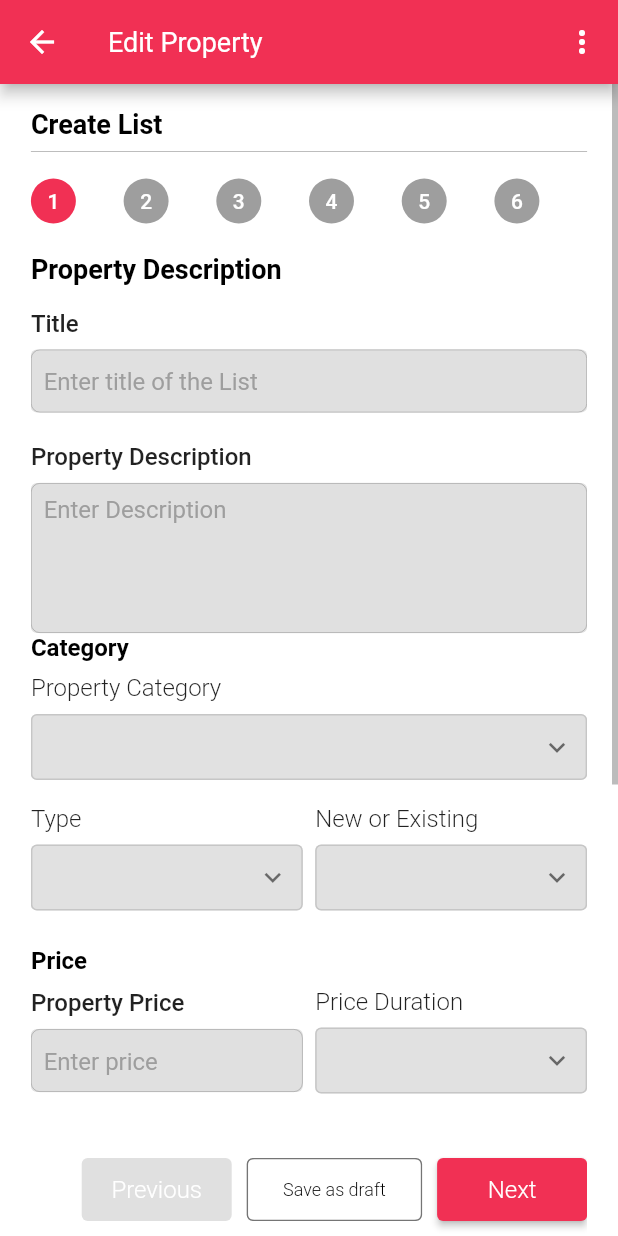
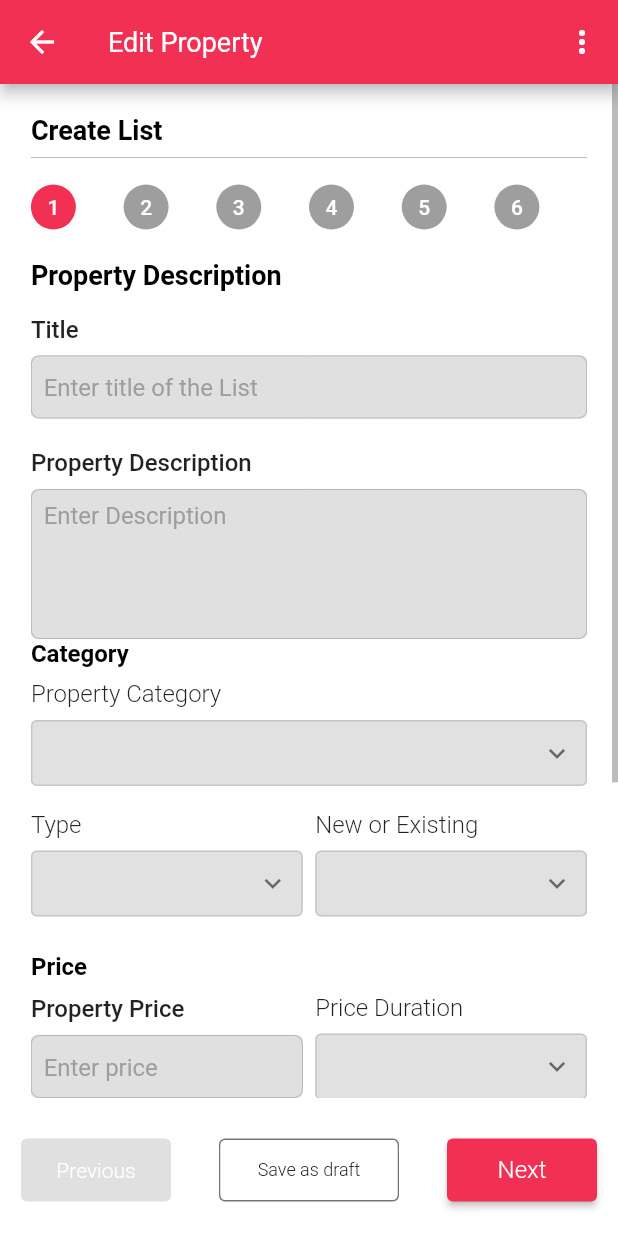
Before and after one commit to Bisecto/Brixmarket, a Flutter app: the AddPropertyPage screen opened by its route, on a phone screen of 412 x 824 dp. Run offline on Flutter 3.47's test engine with Material 2 defaults, Android fonts, the light colour scheme and no system bars; our stand-ins replace another_xlider, carousel_slider, cloud_firestore, device_info_plus, file_picker, firebase_analytics and 21 more; missing offline and left inert: cross_connectivity, flutter_phone_direct_caller, graphic, number_paginator, restart_app; accounts and stored records are empty; network calls fail; statements that could not run were skipped.

Commit message:
started updates

```diff
--- a/lib/view/screens/create_property/create_property_widges.dart
+++ b/lib/view/screens/create_property/create_property_widges.dart
@@ -1,13 +1,9 @@
 import 'dart:async';
 
-import 'package:brixmarket/core/dialogs.dart';
-import 'package:flutter/cupertino.dart';
 import 'package:flutter/material.dart';
 import 'package:get/get.dart';
-import 'package:intl/intl.dart';
 
 import '../../../config/theme/color.dart';
-import '../../../controllers/create_property_controller.dart';
 import '../../../controllers/edit_controller.dart';
 import '../../../controllers/instance.dart';
 import '../../../models/property_model.dart';
@@ -32,21 +28,12 @@ class CreatePropertyWidget extends StatefulWidget {
 class _CreatePropertyWidgetState extends State<CreatePropertyWidget> {
   bool isExpanded = false;
 
-  checkFeture() {
-    setState(() {
-      getFeatures();
-      getAmenities();
-      // isExpanded=true;
-    });
-  }
-
   @override
   void initState() {
-    // TODO: implement initState
     super.initState();
     cPropCtrl.Toinitial();
     setState(() {
-      cPropCtrl.createPropPageIndex.value ==0;
+      cPropCtrl.createPropPageIndex.value == 0;
     });
     checkFeture();
     //if()
@@ -57,31 +44,66 @@ class _CreatePropertyWidgetState extends State<CreatePropertyWidget> {
     //});
   }
 
+  checkFeture() {
+    setState(() {
+      getFeatures();
+      getAmenities();
+      // isExpanded=true;
+    });
+  }
+
   @override
   Widget build(BuildContext context) {
     double dashPadding = Get.width * 0.05;
-    return Container(
+    return Stack(
+      children: [
+        Container(
           height: Get.height,
           width: double.infinity,
           margin: const EdgeInsets.only(top: 0),
           color: Colors.white,
           child: Scrollbar(
             controller: cPropCtrl.createPropScrollCtrl,
-        isAlwaysShown: true,
+            thumbVisibility: true,
             interactive: true,
             child: ListView(
               shrinkWrap: true,
               controller: cPropCtrl.createPropScrollCtrl,
               padding: EdgeInsets.fromLTRB(dashPadding, 0, dashPadding, 0),
               children: [
+                Row(
+                  mainAxisAlignment: MainAxisAlignment.spaceBetween,
+                  crossAxisAlignment: CrossAxisAlignment.center,
+                  children: [
                     const Padding(
-              padding: EdgeInsets.only(top: 16.0),
+                      padding: EdgeInsets.only(top: 20),
                       child: CustomText(
                         text: 'Create List',
                         color: Colors.black,
                         weight: FontWeight.bold,
                         size: 18,
                       ),
+                    ),
+                    if (widget.isEdt)
+                      Obx(() {
+                        if (cPropCtrl.createPropPageIndex.value != 0) {
+                          return SizedBox(
+                            width: 100,
+                            child: FormButton(
+                              bgColor: Pallet.secondaryColor,
+                              text: 'Skip',
+                              disableButton:
+                                  cPropCtrl.createPropPageIndex.value == 5,
+                              onPressed: () {
+                                cPropCtrl.ToSpecifiedpage();
+                              },
+                            ),
+                          );
+                        } else {
+                          return Container();
+                        }
+                      }),
+                  ],
                 ),
                 const Divider(color: Colors.black26),
                 const SizedBox(height: 10),
@@ -92,34 +114,7 @@ class _CreatePropertyWidgetState extends State<CreatePropertyWidget> {
                 const SizedBox(
                   height: 20,
                 ),
-            // if (widget.isEdt)
-            //   Obx(() => FormButton(
-            //         bgColor: Pallet.secondaryColor,
-            //         text: 'Skip this section',
-            //         disableButton: cPropCtrl.createPropPageIndex.value == 5,
-            //         onPressed: () {
-            //           //if(CreatePropertyCtrl.createPropPageIndex.value ==5){
-            //           //MSG.errorSnackBar('End of page');
-            //           //  }
-            //           cPropCtrl.ToSpecifiedpage();
-            //         },
-            //       )),
-            // if (!widget.isEdt)
-            // Obx(() {
-            //   if(cPropCtrl.createPropPageIndex.value==3){
-            //   return FormButton(
-            //     bgColor: Pallet.secondaryColor,
-            //     text: 'Skip this section',
-            //     disableButton: cPropCtrl.createPropPageIndex.value == 5,
-            //     onPressed: () {
-            //       //if(CreatePropertyCtrl.createPropPageIndex.value ==5){
-            //       //MSG.errorSnackBar('End of page');
-            //       //  }
-            //       cPropCtrl.ToSpecifiedpage();
-            //     },
-            //   );}else{
-            //   return Container();
-            // }}),
+
                 SizedBox(
                   height: 1150,
                   child: PageView(
@@ -179,8 +174,8 @@ class _CreatePropertyWidgetState extends State<CreatePropertyWidget> {
                                       () => DropDown(
                                         controller: EditCtrl.city,
                                         label: 'City/Town',
-                                    items:
-                                        Lst.ngLGA[EditCtrl.state.value.text] ??
+                                        items: Lst.ngLGA[
+                                                EditCtrl.state.value.text] ??
                                             [],
                                       ),
                                     ),
@@ -245,60 +240,7 @@ class _CreatePropertyWidgetState extends State<CreatePropertyWidget> {
                             // ),
                             // Image.asset('assets/images/map.jpeg'),
                             const SizedBox(height: 16),
-                        Padding(
-                          padding: const EdgeInsets.only(
-                            top: 3.0,
-                            right: 0,
-                            bottom: 3,
-                          ),
-                          child: Row(
-                            mainAxisAlignment: MainAxisAlignment.end,
-                            crossAxisAlignment: CrossAxisAlignment.center,
-                            children: [
-                              Obx(() => Flexible(
-                                    child: FormButton(
-                                      width: 100,
-                                      bgColor: Pallet.secondaryColor,
-                                      disableButton:
-                                          cPropCtrl.createPropPageIndex.value <
-                                              1,
-                                      text: 'Previous',
-                                      onPressed: cPropCtrl.backToPrevious,
-                                    ),
-                                  )),
-                              const SizedBox(
-                                width: 10,
-                              ),
-                              Flexible(
-                                child: FormBorderButton(
-                                  width: 120,
-                                  bgColor: Colors.white,
-                                  txtColor: Colors.black,
-                                  text: 'Save as draft',
-                                  onPressed: () {
-                                    cPropCtrl.saveToDraft = true;
-                                    cPropCtrl.submitPropertyLocation();
-                                  },
-                                ),
-                              ),
-                              const SizedBox(width: 10),
-                              Obx(() => Flexible(
-                                    child: FormButton(
-                                      width: 100,
-                                      text: (cPropCtrl
-                                                  .createPropPageIndex.value ==
-                                              5)
-                                          ? 'Finish'
-                                          : 'Next',
-                                      onPressed: () {
-                                        checkFeture();
-                                        cPropCtrl.submitPropertyLocation();
-                                      },
-                                    ),
-                                  )),
-                            ],
-                          ),
-                        )
+
                             //buttonRow(cPropCtrl.submitPropertyLocation),
                           ],
                         ),
@@ -339,8 +281,10 @@ class _CreatePropertyWidgetState extends State<CreatePropertyWidget> {
 
                                       return GridView.builder(
                                           shrinkWrap: true,
-                                      padding: const EdgeInsets.only(right: 0),
-                                      physics: const NeverScrollableScrollPhysics(),
+                                          padding:
+                                              const EdgeInsets.only(right: 0),
+                                          physics:
+                                              const NeverScrollableScrollPhysics(),
                                           itemCount: featureData.length,
                                           gridDelegate:
                                               const SliverGridDelegateWithMaxCrossAxisExtent(
@@ -348,28 +292,38 @@ class _CreatePropertyWidgetState extends State<CreatePropertyWidget> {
                                             maxCrossAxisExtent: 200,
                                           ),
                                           itemBuilder: (_, i) {
-                                        var feature = featureData[i]['feature_value'];
+                                            var feature =
+                                                featureData[i]['feature_value'];
 
                                             return Row(
-                                            mainAxisAlignment: MainAxisAlignment.start,
+                                                mainAxisAlignment:
+                                                    MainAxisAlignment.start,
                                                 children: [
                                                   Transform.scale(
                                                     scale: 0.7,
                                                     child: Obx(
                                                       () => Checkbox(
-                                                    activeColor: Pallet.secondaryColor,
-                                                    checkColor: Colors.white,
+                                                        activeColor: Pallet
+                                                            .secondaryColor,
+                                                        checkColor:
+                                                            Colors.white,
                                                         side: const BorderSide(
-                                                        color: Colors.black54),
-                                                    value:
-                                                    EditCtrl.features.contains(feature),
+                                                            color:
+                                                                Colors.black54),
+                                                        value: EditCtrl.features
+                                                            .contains(feature),
                                                         onChanged: (state) {
                                                           if (EditCtrl.features
-                                                          .contains(feature)) {
-                                                        EditCtrl.features.remove(feature);
+                                                              .contains(
+                                                                  feature)) {
+                                                            EditCtrl.features
+                                                                .remove(
+                                                                    feature);
                                                           } else {
-                                                        EditCtrl.features.add(feature);
-                                                        EditCtrl.features.refresh();
+                                                            EditCtrl.features
+                                                                .add(feature);
+                                                            EditCtrl.features
+                                                                .refresh();
                                                           }
                                                         },
                                                       ),
@@ -377,7 +331,10 @@ class _CreatePropertyWidgetState extends State<CreatePropertyWidget> {
                                                   ),
                                                   Expanded(
                                                       child: Text(feature,
-                                                      style: const TextStyle(fontSize: 16))),
+                                                          style:
+                                                              const TextStyle(
+                                                                  fontSize:
+                                                                      16))),
                                                 ]);
                                           });
                                     }),
@@ -485,7 +442,7 @@ class _CreatePropertyWidgetState extends State<CreatePropertyWidget> {
                                 //       );
                                 //     }),
                               ),
-                          buttonRow(cPropCtrl.submitPropertyMoreDetails),
+
                               const SizedBox(
                                 height: 40,
                               ),
@@ -501,7 +458,88 @@ class _CreatePropertyWidgetState extends State<CreatePropertyWidget> {
               ],
             ),
           ),
+        ),
+        Obx(() {
+          return Positioned(
+              bottom: 20,
+              left: 0,
+              right: 0,
+              child: buttonRowContainer(cPropCtrl.createPropPageIndex.value));
+        }),
+      ],
     );
+  }
+
+  Widget buttonRowContainer(int buttonIndex) {
+    switch (buttonIndex) {
+      case 0:
+        return buttonRow(cPropCtrl.submitPropertyDescription);
+
+      case 1:
+        return buttonRow(cPropCtrl.submitPropertyMedia);
+
+      case 2:
+        return Padding(
+          padding: const EdgeInsets.only(
+            top: 3.0,
+            right: 0,
+            bottom: 3,
+          ),
+          child: Row(
+            mainAxisAlignment: MainAxisAlignment.end,
+            crossAxisAlignment: CrossAxisAlignment.center,
+            children: [
+              Obx(() => Flexible(
+                    child: FormButton(
+                      width: 100,
+                      bgColor: Pallet.secondaryColor,
+                      disableButton: cPropCtrl.createPropPageIndex.value < 1,
+                      text: 'Previous',
+                      onPressed: cPropCtrl.backToPrevious,
+                    ),
+                  )),
+              const SizedBox(
+                width: 10,
+              ),
+              Flexible(
+                child: FormBorderButton(
+                  width: 120,
+                  bgColor: Colors.white,
+                  txtColor: Colors.black,
+                  text: 'Save as draft',
+                  onPressed: () {
+                    cPropCtrl.saveToDraft = true;
+                    cPropCtrl.submitPropertyLocation();
+                  },
+                ),
+              ),
+              const SizedBox(width: 10),
+              Obx(() => Flexible(
+                    child: FormButton(
+                      width: 100,
+                      text: (cPropCtrl.createPropPageIndex.value == 5)
+                          ? 'Finish'
+                          : 'Next',
+                      onPressed: () {
+                        checkFeture();
+                        cPropCtrl.submitPropertyLocation();
+                      },
+                    ),
+                  )),
+            ],
+          ),
+        );
+
+      case 3:
+        return buttonRow(cPropCtrl.submitPropertyMoreDetails);
+      case 4:
+        return buttonRow(cPropCtrl.submitPropertyAmenities);
+      case 5:
+        return buttonRow(cPropCtrl.submitPropertyContact);
+
+      default:
+        return const SizedBox.shrink();
+    }
   }
 }
 
@@ -641,19 +679,23 @@ Widget buildStepNumber() {
 // }
 
 Widget buttonRow(Function() nextFunction) {
-  return Padding(
+  return Container(
+    color: Colors.white,
+    child: Padding(
       padding: const EdgeInsets.only(
         top: 3.0,
-      right: 0,
+        right: 14,
+        left: 14,
         bottom: 3,
       ),
       child: Row(
-      mainAxisAlignment: MainAxisAlignment.end,
+        mainAxisAlignment: MainAxisAlignment.spaceBetween,
         crossAxisAlignment: CrossAxisAlignment.center,
         children: [
           Obx(() => Flexible(
                 child: FormButton(
                   width: 100,
+                  textSize: 14,
                   bgColor: Pallet.secondaryColor,
                   disableButton: cPropCtrl.createPropPageIndex.value < 1,
                   text: 'Previous',
@@ -682,12 +724,13 @@ Widget buttonRow(Function() nextFunction) {
                   text: (cPropCtrl.createPropPageIndex.value == 5)
                       ? 'Publish'
                       : 'Next',
-                onPressed: (){
+                  onPressed: () {
                     nextFunction();
                   },
                 ),
               )),
         ],
+      ),
     ),
   );
 }
@@ -872,7 +915,6 @@ Widget createPropertyDetails() {
           ),
         ),
         const SizedBox(height: 16),
-        buttonRow(cPropCtrl.submitPropertyDescription),
       ],
     ),
   );
@@ -1016,9 +1058,7 @@ Widget createPropertyMedia() {
           size: 14,
           weight: FontWeight.w300,
         ),
-        const SizedBox(height: 15),
         const SizedBox(height: 16),
-        buttonRow(cPropCtrl.submitPropertyMedia),
       ],
     ),
   );
@@ -1043,14 +1083,14 @@ Future getAmenities({all = false}) async {
 
 List? features;
 
-Future getFeatures({all=false}) async {
+Future getFeatures({all = false}) async {
   features = [];
   if (features!.isEmpty && EditCtrl.category.value.text.isNotEmpty) {
     await Provider()
         .postData("property/get-features/House", Property.map())
         .then((value) => features = value);
   }
-  return features?? [];
+  return features ?? [];
 }
 //
 // Widget createPropertyMorDetails(BuildContext context) {
@@ -1126,7 +1166,6 @@ Widget createPropertyAmenities() {
                         });
                   }),
             ),
-            buttonRow(cPropCtrl.submitPropertyAmenities),
           ],
         )),
   );
@@ -1210,7 +1249,6 @@ Widget createPropertyContact() {
                     : ''),
           ),
         ),
-        buttonRow(cPropCtrl.submitPropertyContact),
       ],
     ),
   );
```
Lines whose indentation alone changed are shown as unchanged.
